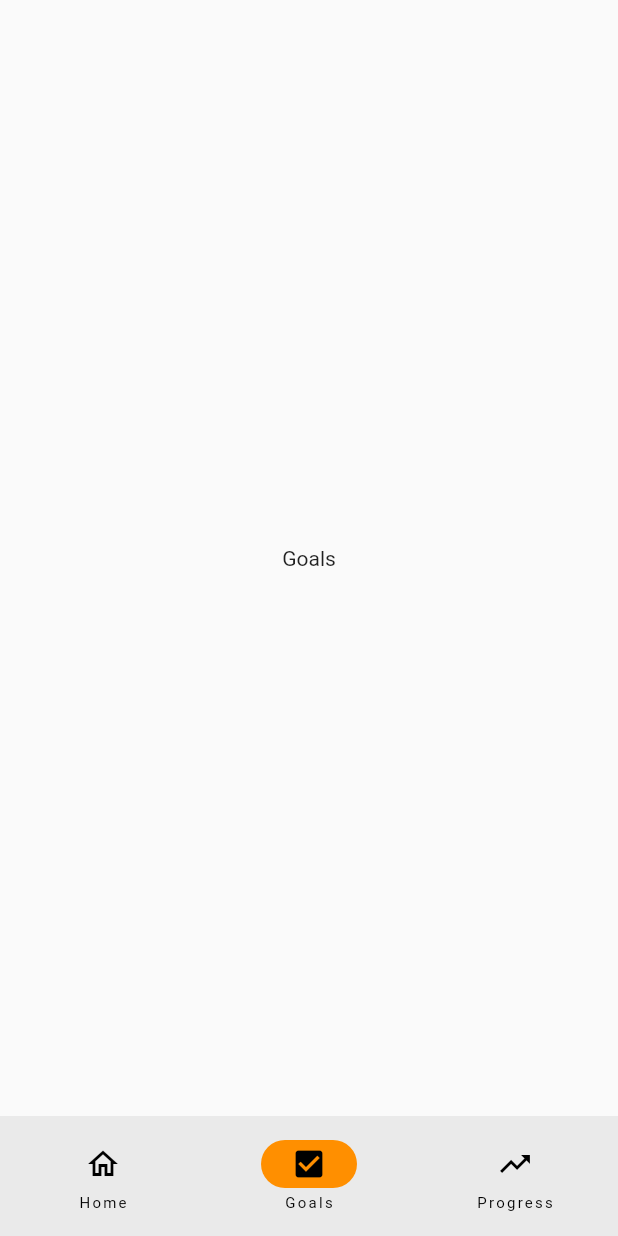
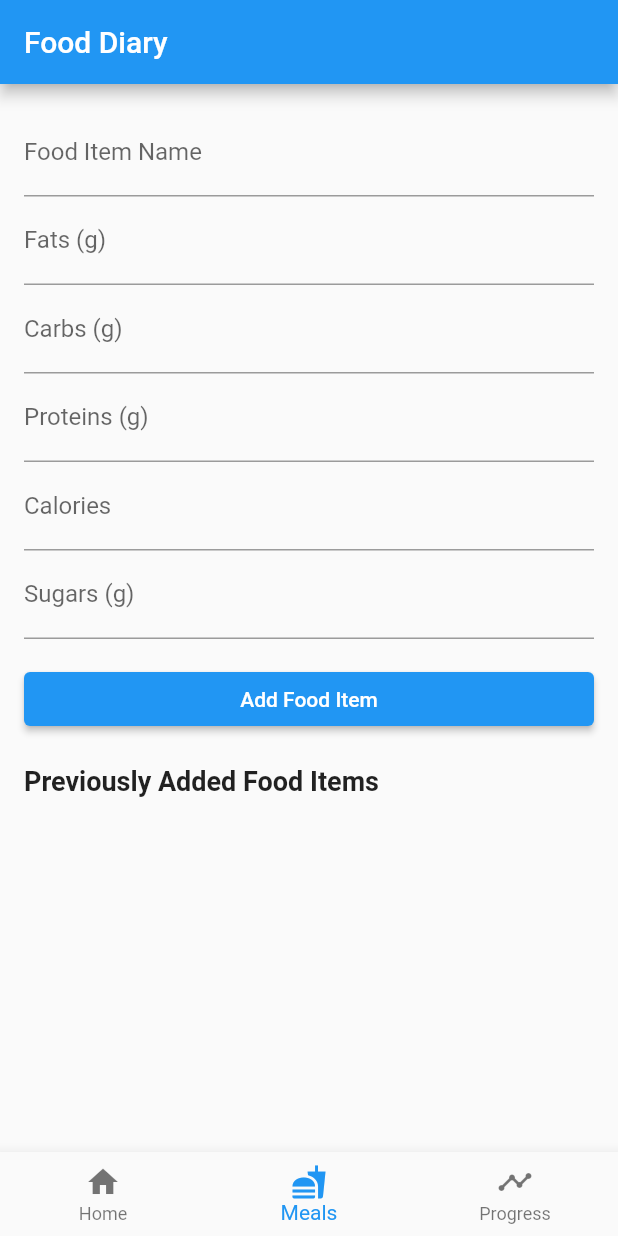
Before and after one commit to Yump-Games/Yoinkedapp, a Flutter app: the screen it shows after launch, item 2 of the bottom bar chosen, on a phone screen of 412 x 824 dp. Run offline on Flutter 3.47's test engine with Material 2 defaults, Android fonts, the phone set to English and light mode, and no system bars; our stand-ins replace cloud_firestore, firebase_core; accounts and stored records are empty.

Commit message:
Using Provider to maintain app state within a single session and Firebase to maintain state between sessions. Everything now working, I can see the previously added food items when rebooting the app. Confirmed the food items are stored successfully in the Firestore.

```diff
--- a/lib/goals.dart
+++ /dev/null
@@ -1,21 +0,0 @@
-import 'package:flutter/material.dart';
-
-class GoalsScreen extends StatefulWidget {
-  const GoalsScreen({super.key});
-
-  @override
-  State<GoalsScreen> createState() => _GoalsScreenState();
-}
-
-class _GoalsScreenState extends State<GoalsScreen> {
-  @override
-  Widget build(BuildContext context) {
-    return MaterialApp(
-      home: Scaffold(
-        body: const Center(
-          child: Text('Goals'),
-        ),
-      ),
-    );
-  }
-}
--- a/lib/main.dart
+++ b/lib/main.dart
@@ -1,12 +1,15 @@
+import 'package:firebase_core/firebase_core.dart';
 import 'package:flutter/material.dart';
-import 'package:firebase_core/firebase_core.dart';
+import 'package:provider/provider.dart';
 
-import 'package:yoinkedapp/firebase_options.dart';
-import 'package:yoinkedapp/goals.dart';
-import 'package:yoinkedapp/home.dart';
-import 'package:yoinkedapp/progress.dart';
+import 'firebase_options.dart';
+import 'models/food_diary_model.dart';
+import 'screens/home.dart';
+import 'screens/food_diary.dart';
+import 'screens/progress.dart';
 
 void main() async {
+  WidgetsFlutterBinding.ensureInitialized();
   await Firebase.initializeApp(
     options: DefaultFirebaseOptions.currentPlatform,
   );
@@ -18,54 +21,76 @@ class MyApp extends StatelessWidget {
 
   @override
   Widget build(BuildContext context) {
-    return const MaterialApp(home: MainNavigation());
+    return MaterialApp(
+      title: 'Yoinked',
+      theme: ThemeData(
+        primarySwatch: Colors.red,
+      ),
+      home: MultiProvider(
+        providers: [
+          ChangeNotifierProvider(create: (context) => FoodDiaryModel()),
+        ],
+        child: const AppNavigator(),
+      ),
+    );
   }
 }
 
-class MainNavigation extends StatefulWidget {
-  const MainNavigation({super.key});
+class AppNavigator extends StatelessWidget {
+  const AppNavigator({super.key});
 
   @override
-  State<MainNavigation> createState() => _MainNavigationState();
+  Widget build(BuildContext context) {
+    return const MaterialApp(
+      home: Scaffold(
+        body: AppBottomNavigationBar(),
+      ),
+    );
+  }
 }
 
-class _MainNavigationState extends State<MainNavigation> {
-  int currentPageIndex = 0;
+class AppBottomNavigationBar extends StatefulWidget {
+  const AppBottomNavigationBar({super.key});
+
+  @override
+  AppBottomNavigationBarState createState() => AppBottomNavigationBarState();
+}
+
+class AppBottomNavigationBarState extends State<AppBottomNavigationBar> {
+  int _currentIndex = 0;
+
+  final List<Widget> _screens = const [
+    HomeScreen(),
+    FoodDiaryScreen(),
+    ProgressScreen(),
+  ];
 
   @override
   Widget build(BuildContext context) {
     return Scaffold(
-      bottomNavigationBar: NavigationBar(
-        onDestinationSelected: (int index) {
+      body: _screens[_currentIndex],
+      bottomNavigationBar: BottomNavigationBar(
+        currentIndex: _currentIndex,
+        onTap: (index) {
           setState(() {
-            currentPageIndex = index;
+            _currentIndex = index;
           });
         },
-        indicatorColor: Colors.amber[800],
-        selectedIndex: currentPageIndex,
-        destinations: const <Widget>[
-          NavigationDestination(
-            selectedIcon: Icon(Icons.home),
-            icon: Icon(Icons.home_outlined),
+        items: const [
+          BottomNavigationBarItem(
+            icon: Icon(Icons.home),
             label: 'Home',
           ),
-          NavigationDestination(
-            selectedIcon: Icon(Icons.check_box),
-            icon: Icon(Icons.check_box_outlined),
-            label: 'Goals',
+          BottomNavigationBarItem(
+            icon: Icon(Icons.fastfood),
+            label: 'Meals',
           ),
-          NavigationDestination(
-            selectedIcon: Icon(Icons.trending_up),
-            icon: Icon(Icons.trending_up_outlined),
+          BottomNavigationBarItem(
+            icon: Icon(Icons.timeline),
             label: 'Progress',
           ),
         ],
       ),
-      body: <Widget>[
-        HomeScreen(),
-        GoalsScreen(),
-        ProgressScreen(),
-      ][currentPageIndex],
     );
   }
 }
--- /dev/null
+++ b/lib/models/food_diary_model.dart
@@ -0,0 +1,29 @@
+import 'package:flutter/foundation.dart';
+import 'package:cloud_firestore/cloud_firestore.dart';
+
+import 'food_item.dart';
+
+class FoodDiaryModel extends ChangeNotifier {
+  FirebaseFirestore _firestore = FirebaseFirestore.instance;
+  List<FoodItem> _foodItems = [];
+
+  List<FoodItem> get foodItems => _foodItems;
+
+  void addFoodItem(FoodItem foodItem) {
+    _foodItems.add(foodItem);
+    _firestore.collection('food_items').add(foodItem.toMap());
+    notifyListeners();
+  }
+
+  Future<void> loadFoodItems() async {
+    try {
+      QuerySnapshot querySnapshot =
+          await _firestore.collection('food_items').get();
+      _foodItems =
+          querySnapshot.docs.map((doc) => FoodItem.fromSnapshot(doc)).toList();
+      notifyListeners();
+    } catch (error) {
+      print('Error loading food items: $error');
+    }
+  }
+}
--- /dev/null
+++ b/lib/models/food_item.dart
@@ -0,0 +1,43 @@
+import 'package:cloud_firestore/cloud_firestore.dart';
+
+class FoodItem {
+  final String itemName;
+  final double fats;
+  final double carbs;
+  final double proteins;
+  final int calories;
+  final double sugars;
+
+  FoodItem({
+    required this.itemName,
+    required this.fats,
+    required this.carbs,
+    required this.proteins,
+    required this.calories,
+    required this.sugars,
+  });
+
+  // Convert FoodItem to a map for storing in Firestore
+  Map<String, dynamic> toMap() {
+    return {
+      'itemName': itemName,
+      'fats': fats,
+      'carbs': carbs,
+      'proteins': proteins,
+      'calories': calories,
+      'sugars': sugars,
+    };
+  }
+
+  // Create FoodItem from Firestore document snapshot
+  factory FoodItem.fromSnapshot(DocumentSnapshot snapshot) {
+    return FoodItem(
+      itemName: snapshot['itemName'],
+      fats: snapshot['fats'],
+      carbs: snapshot['carbs'],
+      proteins: snapshot['proteins'],
+      calories: snapshot['calories'],
+      sugars: snapshot['sugars'],
+    );
+  }
+}
--- /dev/null
+++ b/lib/screens/food_diary.dart
@@ -0,0 +1,175 @@
+import 'package:flutter/material.dart';
+import 'package:provider/provider.dart';
+
+import '../models/food_item.dart';
+import '../models/food_diary_model.dart';
+
+class FoodDiaryScreen extends StatefulWidget {
+  const FoodDiaryScreen({super.key});
+
+  @override
+  FoodDiaryScreenState createState() => FoodDiaryScreenState();
+}
+
+class FoodDiaryScreenState extends State<FoodDiaryScreen> {
+  final TextEditingController _itemNameController = TextEditingController();
+  final TextEditingController _fatsController = TextEditingController();
+  final TextEditingController _carbsController = TextEditingController();
+  final TextEditingController _proteinsController = TextEditingController();
+  final TextEditingController _caloriesController = TextEditingController();
+  final TextEditingController _sugarsController = TextEditingController();
+
+  @override
+  void initState() {
+    super.initState();
+    Provider.of<FoodDiaryModel>(context, listen: false).loadFoodItems();
+  }
+
+  void _addFoodItem(BuildContext context) {
+    final foodDiaryModel = Provider.of<FoodDiaryModel>(context, listen: false);
+    final foodItem = FoodItem(
+      itemName: _itemNameController.text,
+      fats: double.parse(_fatsController.text),
+      carbs: double.parse(_carbsController.text),
+      proteins: double.parse(_proteinsController.text),
+      calories: int.parse(_caloriesController.text),
+      sugars: double.parse(_sugarsController.text),
+    );
+
+    foodDiaryModel.addFoodItem(foodItem);
+
+    _itemNameController.clear();
+    _fatsController.clear();
+    _carbsController.clear();
+    _proteinsController.clear();
+    _caloriesController.clear();
+    _sugarsController.clear();
+  }
+
+  @override
+  Widget build(BuildContext context) {
+    return Scaffold(
+      appBar: AppBar(
+        title: const Text('Food Diary'),
+      ),
+      body: Padding(
+        padding: const EdgeInsets.all(16.0),
+        child: Column(
+          crossAxisAlignment: CrossAxisAlignment.stretch,
+          children: [
+            Form(
+              child: Column(
+                crossAxisAlignment: CrossAxisAlignment.stretch,
+                children: [
+                  TextFormField(
+                    controller: _itemNameController,
+                    decoration:
+                        const InputDecoration(labelText: 'Food Item Name'),
+                    validator: (value) {
+                      if (value == null || value.isEmpty) {
+                        return 'Please enter a food item name';
+                      }
+                      return null;
+                    },
+                  ),
+                  TextFormField(
+                    controller: _fatsController,
+                    decoration: const InputDecoration(labelText: 'Fats (g)'),
+                    keyboardType: TextInputType.number,
+                    validator: (value) {
+                      if (value == null || value.isEmpty) {
+                        return 'Please enter the amount of fats';
+                      }
+                      return null;
+                    },
+                  ),
+                  TextFormField(
+                    controller: _carbsController,
+                    decoration: const InputDecoration(labelText: 'Carbs (g)'),
+                    keyboardType: TextInputType.number,
+                    validator: (value) {
+                      if (value == null || value.isEmpty) {
+                        return 'Please enter the amount of carbs';
+                      }
+                      return null;
+                    },
+                  ),
+                  TextFormField(
+                    controller: _proteinsController,
+                    decoration:
+                        const InputDecoration(labelText: 'Proteins (g)'),
+                    keyboardType: TextInputType.number,
+                    validator: (value) {
+                      if (value == null || value.isEmpty) {
+                        return 'Please enter the amount of proteins';
+                      }
+                      return null;
+                    },
+                  ),
+                  TextFormField(
+                    controller: _caloriesController,
+                    decoration: const InputDecoration(labelText: 'Calories'),
+                    keyboardType: TextInputType.number,
+                    validator: (value) {
+                      if (value == null || value.isEmpty) {
+                        return 'Please enter the number of calories';
+                      }
+                      return null;
+                    },
+                  ),
+                  TextFormField(
+                    controller: _sugarsController,
+                    decoration: const InputDecoration(labelText: 'Sugars (g)'),
+                    keyboardType: TextInputType.number,
+                    validator: (value) {
+                      if (value == null || value.isEmpty) {
+                        return 'Please enter the amount of sugars';
+                      }
+                      return null;
+                    },
+                  ),
+                  const SizedBox(height: 16.0),
+                  ElevatedButton(
+                    onPressed: () => _addFoodItem(context),
+                    child: const Text('Add Food Item'),
+                  ),
+                ],
+              ),
+            ),
+            const SizedBox(height: 20),
+            const Text(
+              'Previously Added Food Items',
+              style: TextStyle(fontSize: 18, fontWeight: FontWeight.bold),
+            ),
+            const SizedBox(height: 8),
+            Expanded(
+              child: Consumer<FoodDiaryModel>(
+                builder: (context, foodDiaryModel, child) {
+                  return ListView.builder(
+                    itemCount: foodDiaryModel.foodItems.length,
+                    itemBuilder: (context, index) {
+                      final foodItem = foodDiaryModel.foodItems[index];
+                      return ListTile(
+                        title: Text(foodItem.itemName),
+                        subtitle: Column(
+                          crossAxisAlignment: CrossAxisAlignment.start,
+                          children: [
+                            Text('Fats: ${foodItem.fats}g'),
+                            Text('Carbs: ${foodItem.carbs}g'),
+                            Text('Proteins: ${foodItem.proteins}g'),
+                            Text('Calories: ${foodItem.calories}'),
+                            Text('Sugars: ${foodItem.sugars}g'),
+                          ],
+                        ),
+                      );
+                    },
+                  );
+                },
+              ),
+            ),
+          ],
+        ),
+      ),
+    );
+  }
+}
--- a/pubspec.yaml
+++ b/pubspec.yaml
@@ -40,6 +40,7 @@ dependencies:
   cloud_firestore: ^4.12.2
   cloud_functions: ^4.5.3
   firebase_messaging: ^14.7.3
+  provider: ^6.1.1
 
 dev_dependencies:
   flutter_test:
```
Also changed, not shown: lib/screens/home.dart (renamed from lib/home.dart), lib/screens/progress.dart (renamed from lib/progress.dart), pubspec.lock, 1 other file.
